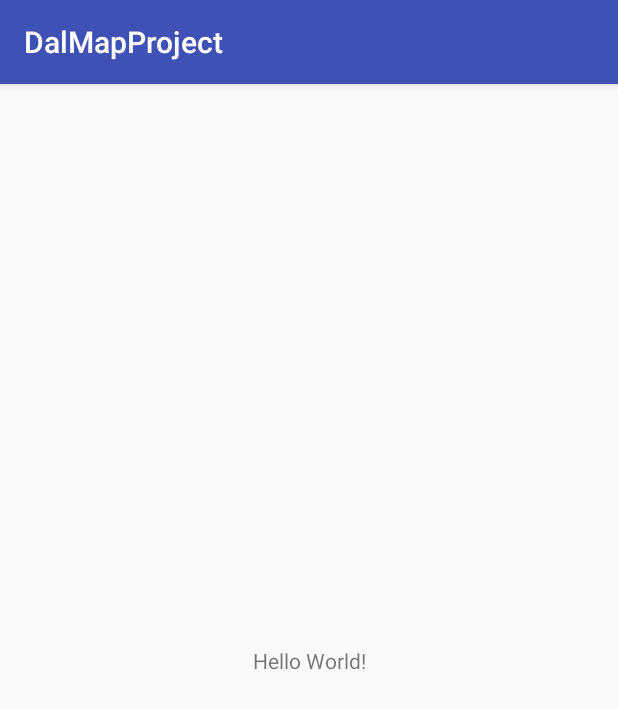
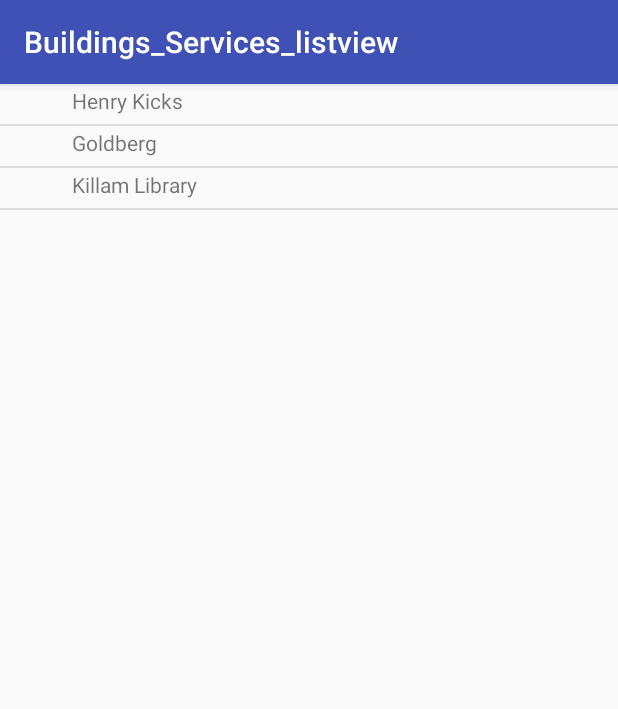
Before and after one commit to techie-girl/dalmap, an Android app: the screen it shows after launch (MainActivity), on a phone screen of 412 x 824 dp. Shown: the top 709 px of the screen. Run offline under Robolectric (Android 15) with nearby library versions, the phone set to English and light mode, and no system bars.

Commit message:
listview & new activities

```diff
--- a/app/src/main/AndroidManifest.xml
+++ b/app/src/main/AndroidManifest.xml
@@ -1,6 +1,6 @@
 <?xml version="1.0" encoding="utf-8"?>
 <manifest xmlns:android="http://schemas.android.com/apk/res/android"
-    package="com.example.scott.dalmapproject">
+    package="com.example.scott.buildings_services_listview">
 
     <application
         android:allowBackup="true"
@@ -16,6 +16,9 @@
                 <category android:name="android.intent.category.LAUNCHER" />
             </intent-filter>
         </activity>
+        <activity android:name=".Main2Activity" />
+        <activity android:name=".Main3Activity" />
+        <activity android:name=".Main4Activity"></activity>
     </application>
 
 </manifest>
--- /dev/null
+++ b/app/src/main/java/com/example/scott/buildings_services_listview/MainActivity.java
@@ -0,0 +1,46 @@
+package com.example.scott.buildings_services_listview;
+
+import android.content.Intent;
+import android.support.v7.app.AppCompatActivity;
+import android.os.Bundle;
+import android.view.View;
+import android.widget.AdapterView;
+import android.widget.ArrayAdapter;
+import android.widget.ListView;
+
+public class MainActivity extends AppCompatActivity {
+    ListView listView;
+
+    @Override
+    protected void onCreate(Bundle savedInstanceState) {
+        super.onCreate(savedInstanceState);
+        setContentView(R.layout.activity_main);
+        listView = (ListView) findViewById(R.id.lists);
+        final String[] values = new String[]{"Henry Kicks", "Goldberg", "Killam Library"};
+        ArrayAdapter<String> adapter = new ArrayAdapter<String>(this,
+                android.R.layout.activity_list_item, android.R.id.text1, values);
+        listView.setAdapter(adapter);
+
+        listView.setOnItemClickListener(new AdapterView.OnItemClickListener() {
+            @Override
+            public void onItemClick(AdapterView<?> adapterView, View view, int i, long l) {
+
+                if (i == 0)
+                {
+                    Intent myIntent = new Intent(view.getContext(),Main2Activity.class);
+                    startActivity(myIntent);
+                }
+                if (i == 1)
+                {
+                    Intent myIntent = new Intent(view.getContext(),Main3Activity.class);
+                    startActivity(myIntent);
+                }
+                if (i == 2)
+                {
+                    Intent myIntent = new Intent(view.getContext(),Main4Activity.class);
+                    startActivity(myIntent);
+                }
+            }
+        });
+    }
+}
--- a/app/src/main/res/layout/activity_main.xml
+++ b/app/src/main/res/layout/activity_main.xml
@@ -1,18 +1,20 @@
 <?xml version="1.0" encoding="utf-8"?>
-<android.support.constraint.ConstraintLayout xmlns:android="http://schemas.android.com/apk/res/android"
+<RelativeLayout xmlns:android="http://schemas.android.com/apk/res/android"
     xmlns:app="http://schemas.android.com/apk/res-auto"
     xmlns:tools="http://schemas.android.com/tools"
     android:layout_width="match_parent"
     android:layout_height="match_parent"
     tools:context=".MainActivity">
 
-    <TextView
-        android:layout_width="wrap_content"
-        android:layout_height="wrap_content"
-        android:text="Hello World!"
-        app:layout_constraintBottom_toBottomOf="parent"
-        app:layout_constraintLeft_toLeftOf="parent"
-        app:layout_constraintRight_toRightOf="parent"
-        app:layout_constraintTop_toTopOf="parent" />
+    <RelativeLayout
+        android:layout_width="match_parent"
+        android:layout_height="wrap_content">
 
-</android.support.constraint.ConstraintLayout>
+        <ListView
+            android:id="@+id/lists"
+            android:layout_width="match_parent"
+            android:layout_height="match_parent"></ListView>
+
+    </RelativeLayout>
+
+</RelativeLayout>
--- a/app/src/main/res/values/strings.xml
+++ b/app/src/main/res/values/strings.xml
@@ -1,3 +1,3 @@
 <resources>
-    <string name="app_name">DalMapProject</string>
+    <string name="app_name">Buildings_Services_listview</string>
 </resources>
--- a/build.gradle
+++ b/build.gradle
@@ -8,7 +8,7 @@ buildscript {
     }
     dependencies {
         classpath 'com.android.tools.build:gradle:3.1.2'
-        classpath 'com.google.gms:google-services:4.0.0'
+
 
         // NOTE: Do not place your application dependencies here; they belong
         // in the individual module build.gradle files
```
Also changed, not shown: app/build.gradle (+6 -8 lines), app/src/main/java/com/example/scott/buildings_services_listview/Main2Activity.java (added, +19 -0 lines), app/src/main/java/com/example/scott/buildings_services_listview/Main3Activity.java (added, +19 -0 lines), app/src/main/java/com/example/scott/buildings_services_listview/Main4Activity.java (added, +19 -0 lines), app/src/main/java/com/example/scott/dalmapproject/MainActivity.java (deleted, +0 -13 lines), app/src/main/res/layout/activity_main2.xml (added, +16 -0 lines), app/src/main/res/layout/activity_main3.xml (added, +16 -0 lines), app/src/main/res/layout/activity_main4.xml (added, +16 -0 lines), app/gradle/wrapper/gradle-wrapper.properties (deleted), gradle/wrapper/gradle-wrapper.properties, 11 other files.
